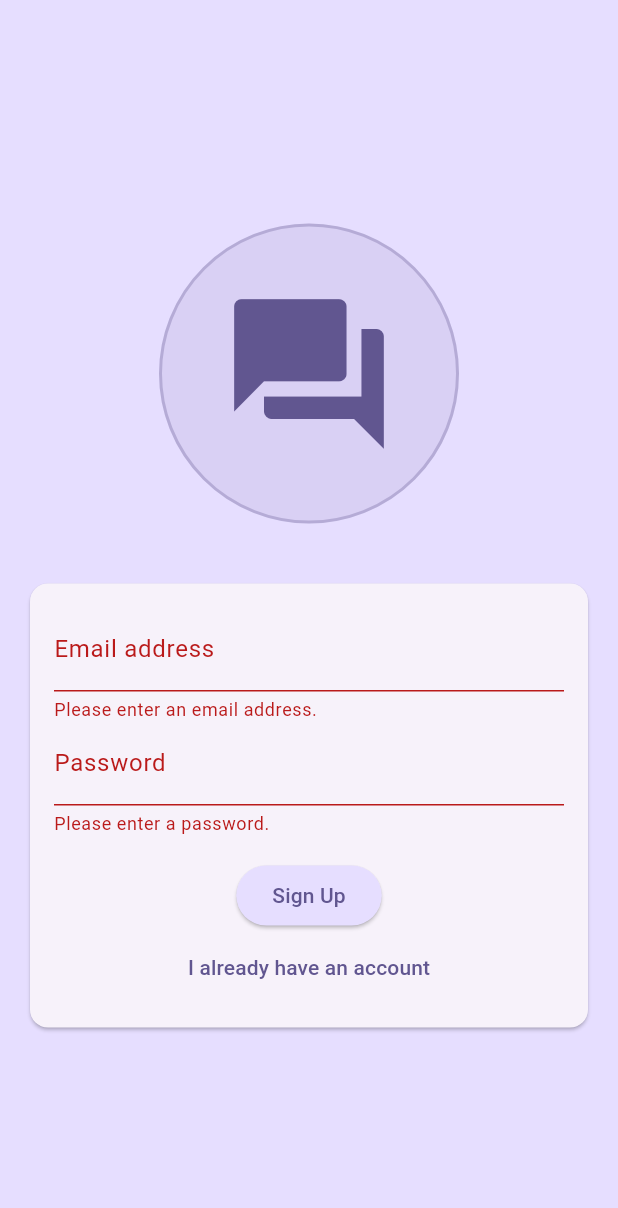
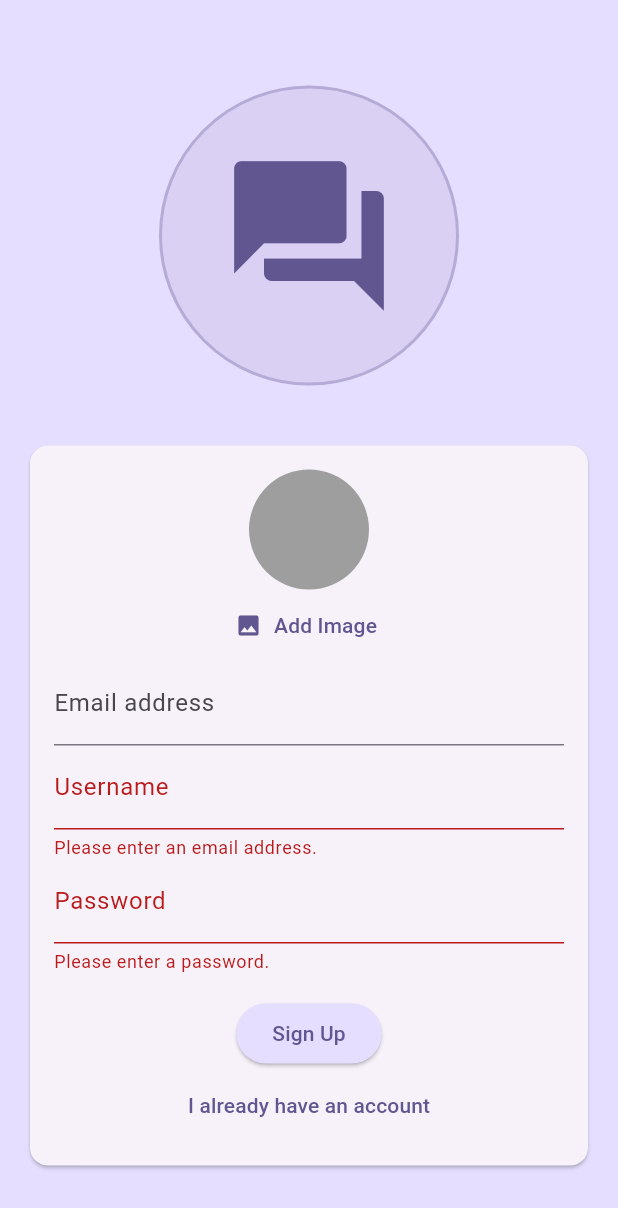
Before and after one commit to dmakarau/chat_app, a Flutter app: the screen it shows after launch, after a tap on "Login", after a tap on "Create new account", on a phone screen of 412 x 824 dp. Shown: the top 1208 px of the screen. Run offline on Flutter 3.47's test engine with Material 3 defaults, Android fonts, the phone set to English and light mode, and no system bars; our stand-ins replace cloud_firestore, firebase_auth, firebase_core, firebase_storage, image_picker; accounts and stored records are empty; generated files the repository leaves out were written again.

Commit message:
Implement user profile system with image upload
- Add complete user registration with profile pictures
- Integrate Firebase Storage for image upload and management
- Add Cloud Firestore for user profile data storage
- Create UserImagePicker widget for profile photo selection
- Add username validation with minimum length requirements
- Update authentication flow to include profile creation
- Add multiDex support for Android build configuration
- Update .gitignore to exclude generated plugin files
- Update README with new features and dependencies

Features:
- Profile picture upload with automatic optimization
- Username field with real-time validation
- User data stored in Firestore (username, email, image_url)
- Image picker integration for gallery selection
- Enhanced authentication state management with finally block"

```diff
--- a/lib/screens/auth_screen.dart
+++ b/lib/screens/auth_screen.dart
@@ -1,3 +1,8 @@
+import 'dart:io';
+
+import 'package:chat_app/widgets/user_image_picker.dart';
+import 'package:firebase_storage/firebase_storage.dart';
+import 'package:cloud_firestore/cloud_firestore.dart';
 import 'package:flutter/material.dart';
 import '../utils/validators.dart';
 import '../utils/app_spacing.dart';
@@ -17,18 +22,29 @@ class _AuthScreenState extends State<AuthScreen> {
   bool _isLoginScreen = true;
   String _enteredEmail = '';
   String _enteredPassword = '';
+  File? _selectedImage;
+  var _isAuthenticating = false;
+  var _enteredUsername = '';
 
   void _handleSubmit() async {
     // Force validation of all fields, including password
     final isValid = _formKey.currentState!.validate();
 
     if (!isValid) {
+      // show error
+      return;
+    }
+    if (!_isLoginScreen && _selectedImage == null) {
+      // show error
       return;
     }
 
     _formKey.currentState!.save();
 
     try {
+      setState(() {
+        _isAuthenticating = true;
+      });
       if (_isLoginScreen) {
         final userCredentials = await _firebase.signInWithEmailAndPassword(
           email: _enteredEmail,
@@ -39,12 +55,30 @@ class _AuthScreenState extends State<AuthScreen> {
           email: _enteredEmail,
           password: _enteredPassword,
         );
+        final storageref = FirebaseStorage.instance
+            .ref()
+            .child('user_images')
+            .child('${userCredentials.user!.uid}.jpg');
+        await storageref.putFile(_selectedImage!);
+        final imageUrl = await storageref.getDownloadURL();
+        await FirebaseFirestore.instance
+            .collection('users')
+            .doc(userCredentials.user!.uid)
+            .set({
+              'username': _enteredUsername,
+              'email': _enteredEmail,
+              'image_url': imageUrl,
+            });
       }
     } on FirebaseAuthException catch (error) {
       ScaffoldMessenger.of(context).clearSnackBars();
       ScaffoldMessenger.of(context).showSnackBar(
         SnackBar(content: Text(error.message ?? 'Unknown error occurred.')),
       );
+    } finally {
+      setState(() {
+        _isAuthenticating = false;
+      });
     }
   }
 
@@ -90,6 +124,12 @@ class _AuthScreenState extends State<AuthScreen> {
                       child: Column(
                         mainAxisSize: MainAxisSize.min,
                         children: [
+                          if (!_isLoginScreen)
+                            UserImagePicker(
+                              onImagePicked: (File pickedImage) {
+                                _selectedImage = pickedImage;
+                              },
+                            ),
                           TextFormField(
                             decoration: InputDecoration(
                               labelText: 'Email address',
@@ -100,6 +140,25 @@ class _AuthScreenState extends State<AuthScreen> {
                             validator: Validators.validateEmail,
                             onSaved: (value) {
                               _enteredEmail = value!;
+                            },
+                          ),
+                          if (!_isLoginScreen)
+                            TextFormField(
+                              decoration: InputDecoration(
+                                labelText: 'Username',
+                              ),
+                              enableSuggestions: false,
+                              validator: (value) {
+                                if (value == null || value.isEmpty) {
+                                  return 'Please enter a username.';
+                                }
+                                if (value.length < 3) {
+                                  return 'Username must be at least 3 characters long.';
+                                }
+                                return null;
+                              },
+                              onSaved: (value) {
+                                _enteredUsername = value!;
                               },
                             ),
                           TextFormField(
@@ -117,6 +176,9 @@ class _AuthScreenState extends State<AuthScreen> {
                             },
                           ),
                           SizedBox(height: AppSpacing.mediumSpacing),
+                          if (_isAuthenticating)
+                            const CircularProgressIndicator(),
+                          if (!_isAuthenticating)
                             ElevatedButton(
                               style: ElevatedButton.styleFrom(
                                 backgroundColor: Theme.of(
@@ -126,6 +188,7 @@ class _AuthScreenState extends State<AuthScreen> {
                               onPressed: _handleSubmit,
                               child: Text(_isLoginScreen ? 'Login' : 'Sign Up'),
                             ),
+                          if (!_isAuthenticating)
                             TextButton(
                               onPressed: () {
                                 setState(() {
--- /dev/null
+++ b/lib/widgets/user_image_picker.dart
@@ -0,0 +1,56 @@
+import 'dart:io';
+
+import 'package:flutter/material.dart';
+import 'package:image_picker/image_picker.dart';
+
+class UserImagePicker extends StatefulWidget {
+  const UserImagePicker({super.key, required this.onImagePicked});
+
+  final Function(File pickedImage) onImagePicked;
+
+  @override
+  State<UserImagePicker> createState() => _UserImagePickerState();
+}
+
+class _UserImagePickerState extends State<UserImagePicker> {
+  File? _pickedImageFile;
+
+  void _pickImage() async {
+    // Image picking logic will go here
+    final pickedImage = await ImagePicker().pickImage(
+      source: ImageSource.gallery,
+      imageQuality: 50,
+      maxWidth: 150,
+    );
+    if (pickedImage == null) {
+      return;
+    }
+    setState(() {
+      _pickedImageFile = File(pickedImage.path);
+    });
+    widget.onImagePicked(_pickedImageFile!);
+  }
+
+  @override
+  Widget build(BuildContext context) {
+    return Column(
+      children: [
+        CircleAvatar(
+          radius: 40,
+          backgroundColor: Colors.grey,
+          foregroundImage: _pickedImageFile != null
+              ? FileImage(_pickedImageFile!)
+              : null,
+        ),
+        TextButton.icon(
+          onPressed: _pickImage,
+          icon: const Icon(Icons.image),
+          label: Text(
+            'Add Image',
+            style: TextStyle(color: Theme.of(context).colorScheme.primary),
+          ),
+        ),
+      ],
+    );
+  }
+}
--- a/pubspec.yaml
+++ b/pubspec.yaml
@@ -36,6 +36,9 @@ dependencies:
   cupertino_icons: ^1.0.8
   firebase_core: ^4.2.0
   firebase_auth: ^6.1.1
+  firebase_storage: ^13.0.4
+  image_picker: ^1.2.0
+  cloud_firestore: ^6.1.0
 
 dev_dependencies:
   flutter_test:
```
Also changed, not shown: 3 other files. Lines whose indentation alone changed are shown as unchanged.
